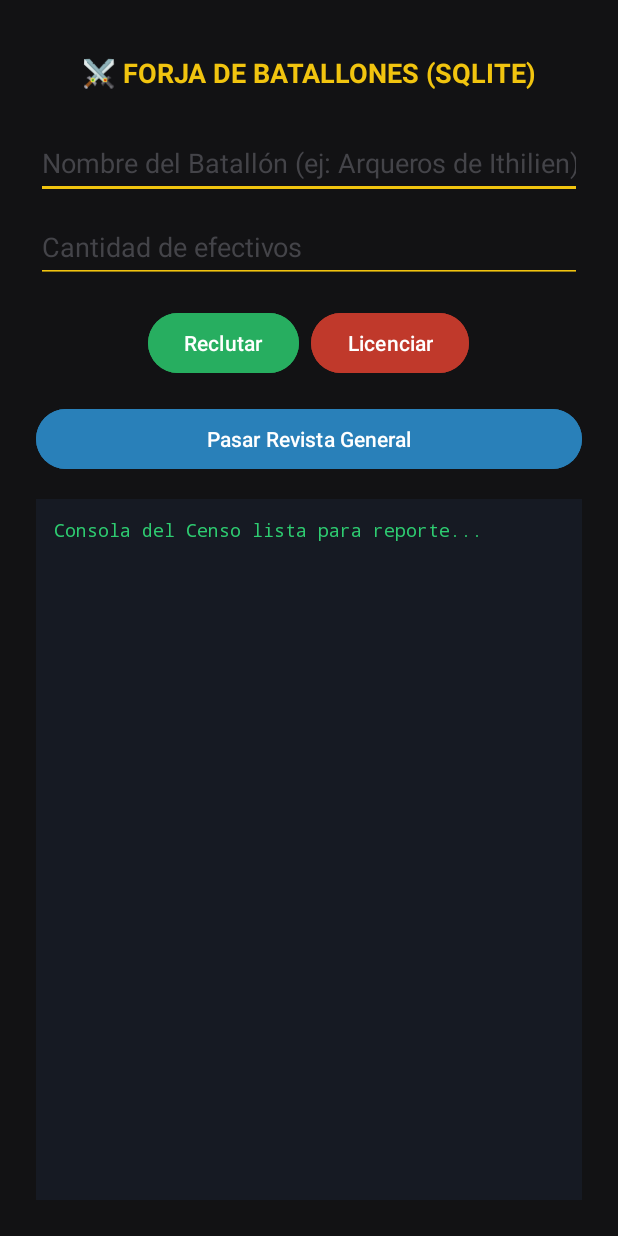
After one commit to alvaroDAWhdez/LABORATORIO_UT7_PMDM, an Android app: the SQLiteActivity screen opened directly, with no data from a screen before it, on a phone screen of 412 x 824 dp. The commit adds this screen. Run offline under Robolectric (Android 15) with nearby library versions, the phone set to English and light mode, and no system bars.

Commit message:
Laboratorio 3 realizado

```diff
--- a/app/src/main/AndroidManifest.xml
+++ b/app/src/main/AndroidManifest.xml
@@ -31,6 +31,11 @@
             android:name=".PergaminoActivity"
             android:exported="false"
             android:screenOrientation="portrait" />
+
+        <activity
+            android:name=".SQLiteActivity"
+            android:exported="false"
+            android:screenOrientation="portrait" />
     </application>
 
 </manifest>
--- /dev/null
+++ b/app/src/main/java/com/example/laboratorio/AdminSQLiteOpenHelper.kt
@@ -0,0 +1,28 @@
+package com.example.laboratorio
+
+import android.content.Context
+import android.database.sqlite.SQLiteDatabase
+import android.database.sqlite.SQLiteOpenHelper
+
+class AdminSQLiteOpenHelper(
+    context: Context,
+    name: String,
+    factory: SQLiteDatabase.CursorFactory?,
+    version: Int
+) : SQLiteOpenHelper(context, name, factory, version) {
+
+    // Se ejecuta de forma automática cuando el archivo físico .db no existe en el sistema
+    override fun onCreate(db: SQLiteDatabase) {
+        db.execSQL(
+            "CREATE TABLE batallones (" +
+                    "nombre TEXT PRIMARY KEY, " +
+                    "soldados INTEGER)"
+        )
+    }
+
+    // Se dispara cuando la versión de la base de datos (DB_VERSION) se incrementa en el constructor
+    override fun onUpgrade(db: SQLiteDatabase, oldVersion: Int, newVersion: Int) {
+        db.execSQL("DROP TABLE IF EXISTS batallones")
+        onCreate(db)
+    }
+}
--- a/app/src/main/java/com/example/laboratorio/MainActivity.kt
+++ b/app/src/main/java/com/example/laboratorio/MainActivity.kt
@@ -21,6 +21,7 @@ class MainActivity : AppCompatActivity() {
 
         val btnLab1 = findViewById<Button>(R.id.btnLab1RegistroGuardia)
         val btnLab2 = findViewById<Button>(R.id.btnLab2Pergaminos)
+        val btnLab3 = findViewById<Button>(R.id.btnLab3SQLite)
 
         btnLab1.setOnClickListener {
             val intent = Intent(this, RegistroGuardia::class.java)
@@ -30,5 +31,10 @@ class MainActivity : AppCompatActivity() {
         btnLab2.setOnClickListener {
             startActivity(Intent(this, PergaminoActivity::class.java))
         }
+
+
+        btnLab3.setOnClickListener {
+            startActivity(Intent(this, SQLiteActivity::class.java))
+        }
     }
 }
--- /dev/null
+++ b/app/src/main/java/com/example/laboratorio/SQLiteActivity.kt
@@ -0,0 +1,138 @@
+package com.example.laboratorio
+
+import android.content.ContentValues
+import android.database.sqlite.SQLiteDatabase
+import android.os.Bundle
+import android.widget.Button
+import android.widget.EditText
+import android.widget.TextView
+import android.widget.Toast
+import androidx.appcompat.app.AppCompatActivity
+import kotlin.compareTo
+
+class SQLiteActivity : AppCompatActivity() {
+    private lateinit var etNombre: EditText
+    private lateinit var etSoldados: EditText
+    private lateinit var btnInsertar: Button
+    private lateinit var btnEliminar: Button
+    private lateinit var btnConsultar: Button
+    private lateinit var tvConsola: TextView
+
+    override fun onCreate(savedInstanceState: Bundle?) {
+        super.onCreate(savedInstanceState)
+        setContentView(R.layout.activity_sqlite)
+
+        etNombre = findViewById(R.id.etNombreBatallon)
+        etSoldados = findViewById(R.id.etNumeroSoldados)
+        btnInsertar = findViewById(R.id.btnInsertarBD)
+        btnEliminar = findViewById(R.id.btnEliminarBD)
+        btnConsultar = findViewById(R.id.btnConsultarBD)
+        tvConsola = findViewById(R.id.tvConsolaBD)
+
+        // Instanciamos el Helper con versión de esquema 1
+        val helper = AdminSQLiteOpenHelper(this, "ejercito.db", null, 1)
+
+
+        // OPERACIONES CRUD
+
+        // 1. ALTA/ACTUALIZACIÓN
+        btnInsertar.setOnClickListener {
+            // Solicitamos permisos de escritura física
+            val db = helper.writableDatabase
+            val nombre = etNombre.text.toString().trim()
+            val soldadosStr = etSoldados.text.toString().trim()
+
+            if (nombre.isNotEmpty() && soldadosStr.isNotEmpty()) {
+                val registro = ContentValues().apply {
+                    put("nombre", nombre)
+                    put("soldados", soldadosStr.toInt())
+                }
+
+                // Inserción limpia usando wrappers estructurados del framework
+                val resultado = db.insertWithOnConflict(
+                    "batallones",
+                    null,
+                    registro,
+                    SQLiteDatabase.CONFLICT_REPLACE // Si ya existe la PK, la actualiza
+                )
+
+                if (resultado != -1L) {
+                    Toast.makeText(this, "Tropa registrada en el censo real", Toast.LENGTH_SHORT).show()
+                    etNombre.text.clear()
+                    etSoldados.text.clear()
+                    btnConsultar.performClick() // Refrescamos consola automáticamente
+                } else {
+                    Toast.makeText(this, "Error de escritura en el registro", Toast.LENGTH_SHORT).show()
+                }
+
+
+            } else {
+                Toast.makeText(this, "Por favor, completa ambos campos tácticos", Toast.LENGTH_SHORT).show()
+            }
+            // Cerramos la conexión para evitar fugas de memoria
+            db.close()
+        }
+
+        // 2. BAJA (ELIMINAR)
+        btnEliminar.setOnClickListener {
+            val db = helper.writableDatabase
+            val nombre = etNombre.text.toString().trim()
+
+            if (nombre.isNotEmpty()) {
+                // delete() devuelve la cantidad de filas afectadas en la transacción, entonces si devuelve >0 signfica que el valor de la columna ha sido eliminado
+                // También usamos "?" con los argumentos para evitar inyecciones sql
+                val cantidadAfectada = db.delete("batallones", "nombre=?", arrayOf(nombre))
+                db.close()
+
+                etNombre.text.clear()
+                etSoldados.text.clear()
+
+                if (cantidadAfectada > 0) {
+                    Toast.makeText(this, "Batallón licenciado del ejército", Toast.LENGTH_SHORT).show()
+                    btnConsultar.performClick()
+                } else {
+                    Toast.makeText(this, "No existe tal batallón bajo registro", Toast.LENGTH_SHORT).show()
+                }
+            } else {
+                etNombre.error = "Especifica el batallón a dar de baja"
+            }
+
+            // Cerramos la conexión para evitar fugas de memoria
+            db.close()
+
+        }
+
+        // 3. CONSULTA
+        btnConsultar.setOnClickListener {
+            // Modo lectura eficiente
+            val db = helper.readableDatabase
+            // Creamos un cursor que en el se almacenara las tablas que se ven afectadas en la consulta, para poder recorrer despues las filas e imprimirlas por pantalla
+            val cursor = db.rawQuery("SELECT nombre, soldados FROM batallones ORDER BY soldados DESC", null)
+
+            val sb = StringBuilder()
+            sb.append("📋 REPORTE DE FUERZAS OPERATIVAS:\n")
+            sb.append("=================================\n\n")
+
+            // Recorremos el cursor secuencialmente fila por fila
+            if (cursor.moveToFirst()) {
+                do {
+                    // Índice de columna 0 (nombre)
+                    val nombre = cursor.getString(0)
+                    // Índice de columna 1 (soldados)
+                    val soldados = cursor.getInt(1)
+                    sb.append("• $nombre -> 👤 Efectivos: $soldados\n")
+                } while (cursor.moveToNext())
+            } else {
+                sb.append("Las tierras están en calma. No hay batallones registrados.")
+            }
+
+            tvConsola.text = sb.toString()
+            //Cerrarmos el cursor y las instancias de la bbdd para evitar fugas de memoria
+            cursor.close()
+            db.close()
+        }
+
+
+
+    }
+}
--- /dev/null
+++ b/app/src/main/res/layout/activity_sqlite.xml
@@ -0,0 +1,95 @@
+<?xml version="1.0" encoding="utf-8"?>
+<LinearLayout
+    xmlns:android="http://schemas.android.com/apk/res/android"
+    android:layout_width="match_parent"
+    android:layout_height="match_parent"
+    android:orientation="vertical"
+    android:padding="24dp"
+    android:background="#121214"
+    android:gravity="center_horizontal">
+
+    <TextView
+        android:layout_width="wrap_content"
+        android:layout_height="wrap_content"
+        android:text="⚔️ FORJA DE BATALLONES (SQLITE)"
+        android:textColor="#F1C40F"
+        android:textSize="18sp"
+        android:textStyle="bold"
+        android:layout_marginTop="12dp"
+        android:layout_marginBottom="24dp"/>
+
+    <EditText
+        android:id="@+id/etNombreBatallon"
+        android:layout_width="match_parent"
+        android:layout_height="48dp"
+        android:hint="Nombre del Batallón (ej: Arqueros de Ithilien)"
+        android:textColor="#FFFFFF"
+        android:textColorHint="#444449"
+        android:backgroundTint="#F1C40F"
+        android:inputType="text"/>
+
+    <EditText
+        android:id="@+id/etNumeroSoldados"
+        android:layout_width="match_parent"
+        android:layout_height="48dp"
+        android:hint="Cantidad de efectivos"
+        android:textColor="#FFFFFF"
+        android:textColorHint="#444449"
+        android:backgroundTint="#F1C40F"
+        android:inputType="number"
+        android:layout_marginTop="8dp"
+        android:layout_marginBottom="16dp"/>
+
+    <!-- Controles de Comando -->
+    <LinearLayout
+        android:layout_width="match_parent"
+        android:layout_height="wrap_content"
+        android:orientation="horizontal"
+        android:gravity="center"
+        android:layout_marginBottom="16dp">
+
+        <Button
+            android:id="@+id/btnInsertarBD"
+            android:layout_width="wrap_content"
+            android:layout_height="match_parent"
+            android:text="Reclutar"
+            android:backgroundTint="#27AE60"
+            android:textColor="#FFFFFF"
+            android:layout_marginRight="8dp"/>
+
+        <Button
+            android:id="@+id/btnEliminarBD"
+            android:layout_width="wrap_content"
+            android:layout_height="match_parent"
+            android:text="Licenciar"
+            android:backgroundTint="#C0392B"
+            android:textColor="#FFFFFF"/>
+    </LinearLayout>
+
+    <Button
+        android:id="@+id/btnConsultarBD"
+        android:layout_width="match_parent"
+        android:layout_height="48dp"
+        android:text="Pasar Revista General"
+        android:backgroundTint="#2980B9"
+        android:textColor="#FFFFFF"
+        android:layout_marginBottom="16dp"/>
+
+    <!-- Consola de Salida del Censo -->
+    <ScrollView
+        android:layout_width="match_parent"
+        android:layout_height="match_parent"
+        android:background="#161A23"
+        android:padding="12dp">
+
+        <TextView
+            android:id="@+id/tvConsolaBD"
+            android:layout_width="match_parent"
+            android:layout_height="wrap_content"
+            android:text="Consola del Censo lista para reporte..."
+            android:textColor="#2ECC71"
+            android:fontFamily="monospace"
+            android:textSize="12sp"/>
+    </ScrollView>
+
+</LinearLayout>
```
Also changed, not shown: app/src/main/res/layout/activity_main.xml (+10 -1 lines), 1 other file.
